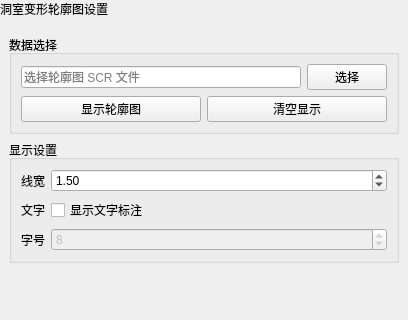
Old version of the form plugins/Base_PostProcessing/PostContourReaderWidget.ui in the repository asd977/base_cae; both pictures show x 0 to 408 and y 0 to 320 of the 408 by 717 pixel window.
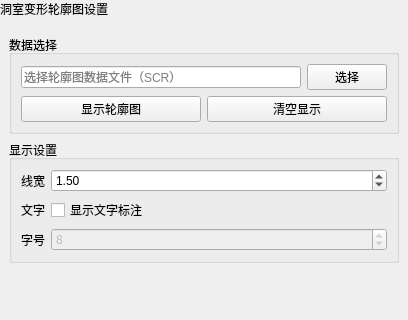
New version of the form.

Patch:
```diff
--- a/plugins/Base_PostProcessing/PostContourReaderWidget.ui
+++ b/plugins/Base_PostProcessing/PostContourReaderWidget.ui
@@ -103,7 +103,7 @@
              </size>
             </property>
             <property name="placeholderText">
-             <string>选择轮廓图 SCR 文件</string>
+             <string>选择轮廓图数据文件（SCR）</string>
             </property>
            </widget>
           </item>
```
